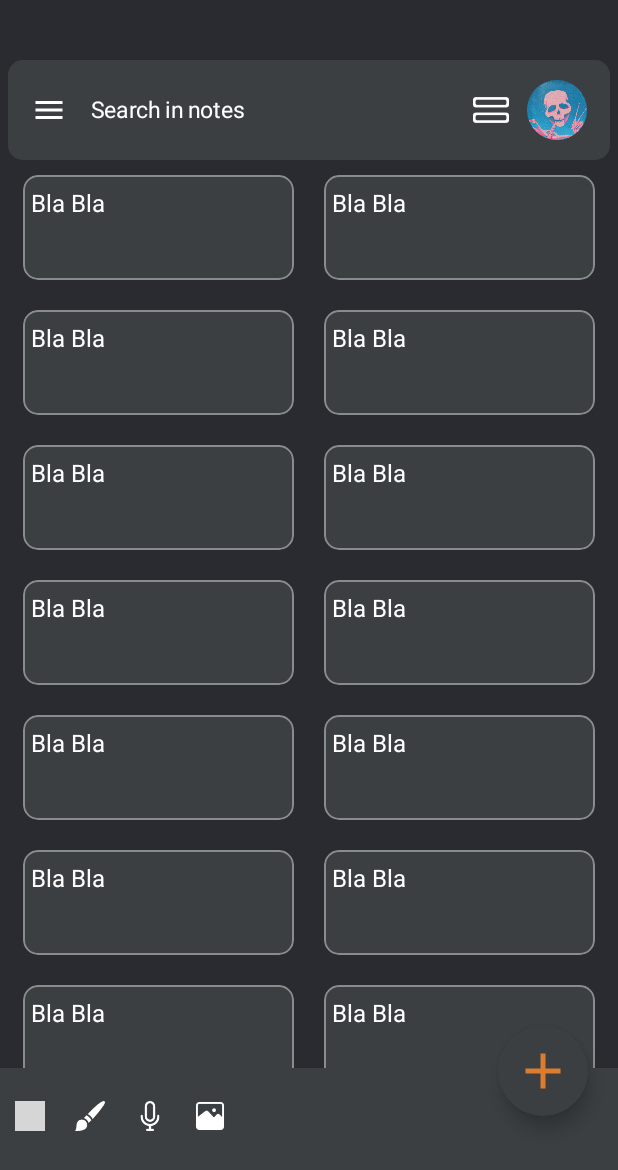
After one commit to ltilia/ToDoCompose, an Android app built with Jetpack Compose: the composable ToDoListScreen shown on its own in the app's theme, on a phone screen of 412 x 824 dp. The commit adds this screen. Shown: the top 1170 px of the screen. Run offline under Robolectric (Android 15) with nearby library versions, the phone set to English and light mode, and no system bars; grey boxes are pictures that could not be loaded.

Commit message:
design to do list screen

```diff
--- a/app/src/main/java/com/example/todo/presnation/MainActivity.kt
+++ b/app/src/main/java/com/example/todo/presnation/MainActivity.kt
@@ -15,6 +15,7 @@ import androidx.compose.ui.tooling.preview.Preview
 import androidx.core.view.WindowCompat
 import com.example.todo.presnation.todo_item.component.Footer
 import com.example.todo.presnation.todo_item.component.TodoScreen
+import com.example.todo.presnation.todo_list.component.ToDoListScreen
 import com.example.todo.presnation.ui.theme.ToDoTheme
 
 class MainActivity : ComponentActivity() {
@@ -29,10 +30,10 @@ class MainActivity : ComponentActivity() {
                         modifier = Modifier.fillMaxSize(),
                         color = MaterialTheme.colors.background
                     ) {
-                        TodoScreen()
+                        ToDoListScreen()
+                     //   TodoScreen()
                     }
                 }
-
         }
     }
 }
--- /dev/null
+++ b/app/src/main/java/com/example/todo/presnation/todo_list/component/Footer.kt
@@ -0,0 +1,100 @@
+package com.example.todo.presnation.todo_list.component
+
+import androidx.compose.foundation.background
+import androidx.compose.foundation.layout.*
+import androidx.compose.foundation.shape.CircleShape
+import androidx.compose.material.Icon
+import androidx.compose.material.IconButton
+import androidx.compose.material.icons.Icons
+import androidx.compose.material.icons.filled.Add
+import androidx.compose.runtime.Composable
+import androidx.compose.ui.Alignment
+import androidx.compose.ui.Modifier
+import androidx.compose.ui.draw.clip
+import androidx.compose.ui.draw.shadow
+import androidx.compose.ui.graphics.Color
+import androidx.compose.ui.res.painterResource
+import androidx.compose.ui.unit.dp
+import com.example.todo.R
+import com.example.todo.presnation.ui.theme.DARK_GRAY
+import com.example.todo.presnation.ui.theme.DARK_ORANGE
+
+@Composable
+fun Footer(modifier: Modifier) {
+    Box(
+        modifier = modifier
+            .fillMaxWidth()
+            .height(140.dp),
+        contentAlignment = Alignment.Center
+    ) {
+        Spacer(
+            modifier = Modifier
+                .fillMaxWidth()
+                .align(Alignment.BottomCenter)
+                .fillMaxHeight(0.8f)
+                .background(DARK_GRAY)
+        )
+        Row(
+            Modifier
+                .fillMaxHeight()
+                .align(Alignment.CenterStart)
+                .padding(start = 10.dp, bottom = 20.dp),
+            verticalAlignment = Alignment.CenterVertically,
+            horizontalArrangement = Arrangement.spacedBy(20.dp)
+        ) {
+            Icon(
+                modifier = Modifier.size(20.dp),
+                painter = painterResource(
+                    id = R.drawable.checkbox,
+                ),
+                contentDescription = "checkbox",
+                tint = Color.White
+            )
+
+            Icon(
+                modifier = Modifier.size(20.dp),
+                painter = painterResource(
+                    id = R.drawable.brush
+                ),
+                contentDescription = "Brush",
+                tint = Color.White
+            )
+
+            Icon(
+                modifier = Modifier.size(20.dp),
+                painter = painterResource(
+                    id = R.drawable.mic
+                ),
+                contentDescription = "Mic",
+                tint = Color.White
+            )
+
+            Icon(
+                modifier = Modifier.size(20.dp),
+                painter = painterResource(
+                    id = R.drawable.gallery
+                ),
+                contentDescription = "Gallery",
+                tint = Color.White
+            )
+        }
+
+        IconButton(
+            modifier = Modifier
+                .padding(horizontal = 20.dp)
+                .size(60.dp)
+                 .shadow(elevation = 7.dp, shape = CircleShape)
+                .clip(CircleShape)
+                .background(DARK_GRAY)
+                .align(Alignment.TopEnd),
+             onClick = {}
+        ) {
+            Icon(
+                modifier = Modifier.size(40.dp),
+                imageVector = Icons.Default.Add,
+                contentDescription = "",
+                tint = DARK_ORANGE
+            )
+        }
+    }
+}
--- /dev/null
+++ b/app/src/main/java/com/example/todo/presnation/todo_list/component/Header.kt
@@ -0,0 +1,85 @@
+package com.example.todo.presnation.todo_list.component
+
+import androidx.compose.foundation.Image
+import androidx.compose.foundation.background
+import androidx.compose.foundation.border
+import androidx.compose.foundation.layout.*
+import androidx.compose.foundation.shape.CircleShape
+import androidx.compose.foundation.shape.RoundedCornerShape
+import androidx.compose.material.*
+import androidx.compose.material.icons.Icons
+import androidx.compose.material.icons.filled.Menu
+import androidx.compose.runtime.Composable
+import androidx.compose.ui.Alignment
+import androidx.compose.ui.Modifier
+import androidx.compose.ui.draw.clip
+import androidx.compose.ui.graphics.Color
+import androidx.compose.ui.layout.ContentScale
+import androidx.compose.ui.res.painterResource
+import androidx.compose.ui.tooling.preview.Preview
+import androidx.compose.ui.unit.dp
+import androidx.compose.ui.unit.sp
+import com.example.todo.R
+import com.example.todo.presnation.ui.theme.DARK_GRAY
+import com.example.todo.presnation.ui.theme.DARK_GRAY_100
+
+@Preview(showBackground = true)
+@Composable
+fun Header() {
+    Row(modifier = Modifier
+        .fillMaxWidth()
+        .clip(RoundedCornerShape(10.dp))
+        .background(DARK_GRAY)
+        .padding(horizontal = 15.dp, vertical = 5.dp),
+        horizontalArrangement = Arrangement.SpaceBetween,
+        verticalAlignment = Alignment.CenterVertically
+    ) {
+
+
+        Row(
+            modifier = Modifier.fillMaxWidth(0.5f),
+            verticalAlignment = Alignment.CenterVertically
+        ) {
+            Icon(
+                imageVector = Icons.Default.Menu ,
+                contentDescription = "",
+                tint = Color.White
+            )
+            OutlinedTextField(
+                value = "", onValueChange = {},
+                placeholder = {
+                Text(
+                    text = "Search in notes",
+                    fontSize = 15.sp,
+                    color = Color.White
+                )
+            },
+                singleLine = true,
+                colors = TextFieldDefaults.outlinedTextFieldColors(
+                    unfocusedLabelColor = Color.Transparent,
+                    focusedLabelColor = Color.Transparent,
+                    focusedBorderColor = Color.Transparent,
+                    unfocusedBorderColor = Color.Transparent,
+                    backgroundColor = Color.Transparent
+                )
+            )
+        }
+
+        Row(
+            verticalAlignment = Alignment.CenterVertically,
+            horizontalArrangement = Arrangement.spacedBy(12.dp)) {
+            Icon(
+                modifier = Modifier.size(24.dp),
+                painter = painterResource(id = R.drawable.linear_arrangment) ,
+                contentDescription = "",
+                tint = Color.White
+            )
+            Image(
+                modifier = Modifier.size(40.dp).clip(CircleShape),
+                painter = painterResource(id = R.drawable.dummy_icon),
+                contentDescription = "",
+                contentScale = ContentScale.Crop
+            )
+        }
+    }
+}
--- /dev/null
+++ b/app/src/main/java/com/example/todo/presnation/todo_list/component/ToDoItem.kt
@@ -0,0 +1,30 @@
+package com.example.todo.presnation.todo_list.component
+
+import androidx.compose.foundation.background
+import androidx.compose.foundation.border
+import androidx.compose.foundation.layout.*
+import androidx.compose.foundation.shape.RoundedCornerShape
+import androidx.compose.material.Text
+import androidx.compose.runtime.Composable
+import androidx.compose.ui.Modifier
+import androidx.compose.ui.draw.clip
+import androidx.compose.ui.graphics.Color
+import androidx.compose.ui.unit.dp
+import com.example.todo.presnation.ui.theme.DARK_GRAY
+
+@Composable
+fun ToDoItem() {
+    Column(
+        modifier = Modifier
+            .fillMaxWidth(0.5f)
+            .padding(10.dp)
+            .defaultMinSize(minHeight = 70.dp)
+            .clip(RoundedCornerShape(10.dp))
+            .background(DARK_GRAY)
+            .border(width = 1.dp, color = Color.White.copy(.4f), shape = RoundedCornerShape(10.dp))
+            .padding(vertical = 10.dp, horizontal = 5.dp)
+
+    ) {
+       Text(text = "Bla Bla", color = Color.White)
+    }
+}
--- /dev/null
+++ b/app/src/main/java/com/example/todo/presnation/todo_list/component/ToDoList.kt
@@ -0,0 +1,19 @@
+package com.example.todo.presnation.todo_list.component
+
+import androidx.compose.foundation.layout.fillMaxWidth
+import androidx.compose.foundation.lazy.grid.GridCells
+import androidx.compose.foundation.lazy.grid.LazyGridScope
+import androidx.compose.foundation.lazy.grid.LazyVerticalGrid
+import androidx.compose.runtime.Composable
+import androidx.compose.ui.Modifier
+
+@Composable
+fun ToDoList() {
+    LazyVerticalGrid(
+        modifier = Modifier.fillMaxWidth(),
+        columns = GridCells.Fixed(2)) {
+        items(20) {
+            ToDoItem()
+        }
+    }
+}
--- /dev/null
+++ b/app/src/main/java/com/example/todo/presnation/todo_list/component/ToDoListScreen.kt
@@ -0,0 +1,28 @@
+package com.example.todo.presnation.todo_list.component
+
+import androidx.compose.foundation.background
+import androidx.compose.foundation.layout.Box
+import androidx.compose.foundation.layout.Column
+import androidx.compose.foundation.layout.fillMaxSize
+import androidx.compose.foundation.layout.padding
+import androidx.compose.runtime.Composable
+import androidx.compose.ui.Alignment
+import androidx.compose.ui.Modifier
+import androidx.compose.ui.tooling.preview.Preview
+import androidx.compose.ui.unit.dp
+import com.example.todo.presnation.ui.theme.DARK_GRAY
+import com.example.todo.presnation.ui.theme.DARK_GRAY_100
+
+@Composable
+fun ToDoListScreen() {
+    Box(modifier = Modifier.fillMaxSize().background(DARK_GRAY_100)) {
+        Column(
+            modifier = Modifier
+                .background(DARK_GRAY_100)
+                .padding(vertical = 40.dp, horizontal = 5.dp)) {
+            Header()
+            ToDoList()
+        }
+        Footer(Modifier.align(Alignment.BottomCenter))
+    }
+}
--- a/app/src/main/java/com/example/todo/presnation/ui/theme/Color.kt
+++ b/app/src/main/java/com/example/todo/presnation/ui/theme/Color.kt
@@ -18,3 +18,7 @@ val DARK_YELLOW = Color(0xFF635c1f)
 val DARK_YELLOW_100 = Color(0xFF5f4a1c)
 val DARK_RED = Color(0xFF5a2a2a)
 val BLACK = Color(0xFF2d2e30)
+
+val DARK_GRAY_100 = Color(0xFF2a2b30)
+
+val DARK_ORANGE = Color(0xFFdb7d30)
```
Also changed, not shown: app/src/main/res/drawable/dummy_icon.jpg (added), app/src/main/res/drawable/gride_arrangment.png (added), app/src/main/res/drawable/linear_arrangment.png (added).
